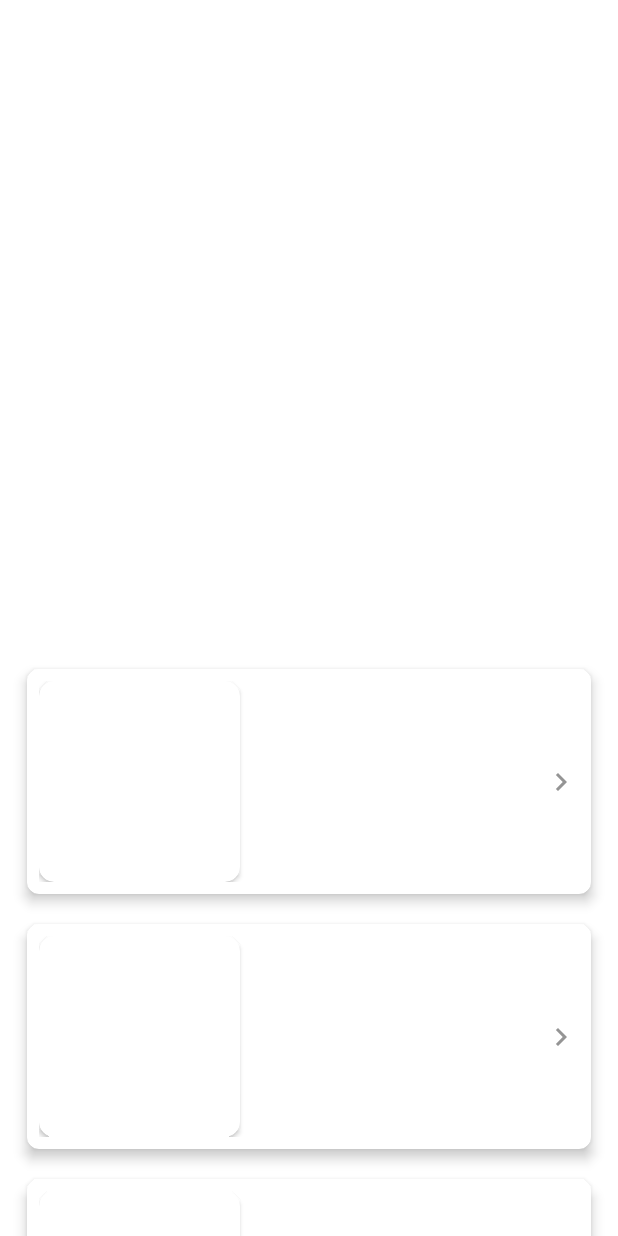
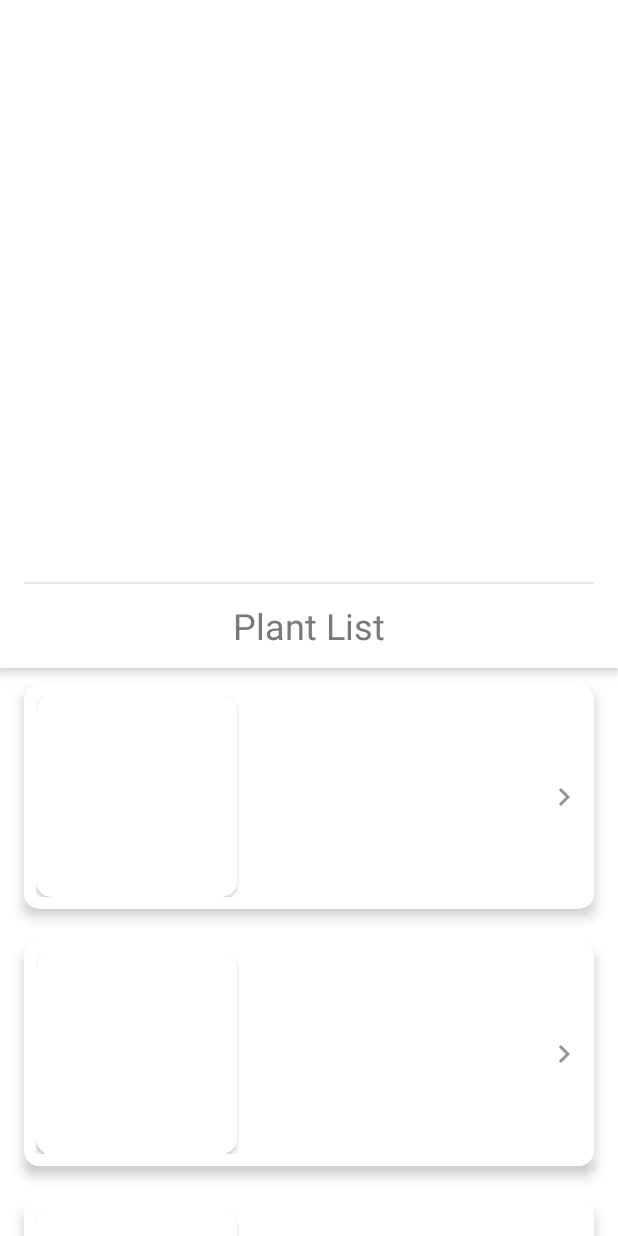
Before and after one commit to ssj0936/CathayZoo, an Android app: the layout fragment_plant_list_layout.xml on its own in the app's theme, with its tools: preview values and no code run, on a phone screen of 412 x 824 dp. Run offline under Robolectric (Android 15) with nearby library versions, the phone set to English and light mode, and no system bars.

Commit message:
Plnt detail dialog fragment && appbar collapsing behavior handling
    handling the situation which no plant data return
    - disable appbar dragging
    - remove elevation
    - remove plant list relative stuff(title, divider...etc)

```diff
--- a/app/src/main/java/com/timothy/zoo/data/model/ResponsePlant.kt
+++ b/app/src/main/java/com/timothy/zoo/data/model/ResponsePlant.kt
@@ -4,6 +4,7 @@ import androidx.room.Entity
 import androidx.room.Ignore
 import androidx.room.PrimaryKey
 import com.google.gson.annotations.SerializedName
+import java.io.Serializable
 
 data class PlantResponse(
 
@@ -125,7 +126,7 @@ data class PlantResultsItem(
 
 	@field:SerializedName("F_Geo")
 	val fGeo: String? = null
-)
+):Serializable
 
 data class PlantResult(
 
--- a/app/src/main/java/com/timothy/zoo/utils/Utils.kt
+++ b/app/src/main/java/com/timothy/zoo/utils/Utils.kt
@@ -9,8 +9,9 @@ import androidx.appcompat.widget.AppCompatImageView
 import androidx.core.text.HtmlCompat
 import androidx.databinding.BindingAdapter
 import com.bumptech.glide.Glide
+import com.google.android.material.appbar.AppBarLayout
+import com.google.android.material.appbar.CollapsingToolbarLayout
 import com.timothy.zoo.R
-import timber.log.Timber
 
 
 fun isNetworkAvailable(context: Context):Boolean{
--- a/app/src/main/res/layout/fragment_plant_list_layout.xml
+++ b/app/src/main/res/layout/fragment_plant_list_layout.xml
@@ -4,6 +4,7 @@
     xmlns:tools="http://schemas.android.com/tools">
 
     <data>
+        <import type="android.view.View"/>
         <variable
             name="view_model"
             type="com.timothy.zoo.viewmodel.PlantListViewModel" />
@@ -17,27 +18,28 @@
             android:id="@+id/appbar"
             android:layout_width="match_parent"
             android:layout_height="wrap_content">
+
             <com.google.android.material.appbar.CollapsingToolbarLayout
                 android:id="@+id/collapsing_toolbar_layout"
                 android:layout_width="match_parent"
                 android:layout_height="match_parent"
+                app:collapsedTitleGravity="center_horizontal"
+                app:expandedTitleGravity="center_horizontal"
                 app:title="@{view_model.zooSectionName+` - `+@string/title_text_plant_list}"
                 android:background="@color/white"
                 app:contentScrim="@color/white"
                 app:statusBarScrim="@color/white"
-                app:expandedTitleMarginStart="24dp"
                 app:collapsedTitleTextAppearance="@style/toolbarCollapsedTitleTextAppearance"
-                app:layout_scrollFlags="exitUntilCollapsed|scroll">
+                app:scrimAnimationDuration="50">
 
                 <androidx.constraintlayout.widget.ConstraintLayout
                     android:layout_width="match_parent"
                     android:layout_height="match_parent"
-                    android:orientation="vertical"
-                    android:paddingBottom="?attr/actionBarSize">
+                    android:orientation="vertical">
                     <androidx.appcompat.widget.AppCompatImageView
                         android:id="@+id/header"
                         android:layout_width="match_parent"
-                        android:layout_height="240dp"
+                        android:layout_height="@dimen/header_image_height"
                         url="@{view_model.zooSectionPicUrl}"
                         android:scaleType="centerCrop"
                         app:layout_collapseMode="parallax"
@@ -46,7 +48,7 @@
                         app:layout_constraintEnd_toEndOf="parent"/>
                     <View
                         android:layout_width="match_parent"
-                        android:layout_height="120dp"
+                        android:layout_height="@dimen/header_image_gradient_fade_height"
                         android:layout_gravity="bottom"
                         android:background="@drawable/gradient_fade"
                         app:layout_constraintBottom_toBottomOf="@id/header"/>
@@ -104,9 +106,32 @@
                         app:layout_constraintTop_toBottomOf="@id/section_description"
                         app:layout_constraintEnd_toEndOf="parent"
                         app:layout_constraintStart_toEndOf="@id/section_memo"
-                        app:html_text="@{view_model.zooSectionLink}"
+                        html_text="@{view_model.zooSectionLink}"
                         android:textIsSelectable="true"
                         android:textAppearance="@style/CommonSecondaryContextTextStyle"/>
+                    <View
+                        android:id="@+id/divider"
+                        android:layout_width="match_parent"
+                        android:layout_height="1dp"
+                        android:layout_marginStart="@dimen/margin_normal"
+                        android:layout_marginEnd="@dimen/margin_normal"
+                        android:layout_marginTop="@dimen/margin_small"
+                        app:layout_constraintTop_toBottomOf="@id/section_memo"
+                        android:background="@drawable/divider"/>
+                    <TextView
+                        android:id="@+id/plant_list_title"
+                        android:layout_width="match_parent"
+                        android:layout_height="?attr/actionBarSize"
+                        app:layout_constraintTop_toBottomOf="@id/divider"
+                        android:gravity="center_vertical|center_horizontal"
+                        android:text="@string/title_text_plant_list"
+                        android:textAppearance="@style/toolbarCollapsedTitleTextAppearance"/>
+                    <androidx.constraintlayout.helper.widget.Layer
+                        android:id="@+id/layer_non_empty_element"
+                        android:layout_width="wrap_content"
+                        android:layout_height="wrap_content"
+                        app:constraint_referenced_ids="divider,plant_list_title"
+                        tools:ignore="MissingConstraints"/>
                 </androidx.constraintlayout.widget.ConstraintLayout>
 
                 <com.google.android.material.appbar.MaterialToolbar
@@ -117,7 +142,6 @@
                     app:popupTheme="@style/ThemeOverlay.AppCompat.Light" />
             </com.google.android.material.appbar.CollapsingToolbarLayout>
         </com.google.android.material.appbar.AppBarLayout>
-
         <androidx.recyclerview.widget.RecyclerView
             android:id="@+id/recycler_view"
             android:layout_width="match_parent"
@@ -128,5 +152,6 @@
             android:orientation="vertical"
             tools:listitem="@layout/recycler_plant_list_item_layout"
             app:layout_behavior="com.google.android.material.appbar.AppBarLayout$ScrollingViewBehavior"/>
+
     </androidx.coordinatorlayout.widget.CoordinatorLayout>
 </layout>
--- a/app/src/main/res/layout/recycler_plant_list_item_layout.xml
+++ b/app/src/main/res/layout/recycler_plant_list_item_layout.xml
@@ -10,11 +10,11 @@
     <androidx.cardview.widget.CardView
         android:layout_width="match_parent"
         android:layout_height="wrap_content"
-        android:layout_marginStart="10dp"
-        android:layout_marginEnd="10dp"
+        android:layout_marginStart="@dimen/margin_small"
+        android:layout_marginEnd="@dimen/margin_small"
         app:cardElevation="5dp"
         app:cardUseCompatPadding="true"
-        app:cardCornerRadius="8dp">
+        app:cardCornerRadius="@dimen/card_image_corner_radius">
 
         <androidx.constraintlayout.widget.ConstraintLayout
             android:layout_width="match_parent"
@@ -26,7 +26,7 @@
                 android:id="@+id/image_container"
                 android:layout_width="0dp"
                 android:layout_height="0dp"
-                app:cardCornerRadius="10dp"
+                app:cardCornerRadius="@dimen/card_image_corner_radius"
                 app:layout_constraintBottom_toBottomOf="parent"
                 app:layout_constraintDimensionRatio="H,1:1"
                 app:layout_constraintStart_toStartOf="parent"
--- a/app/src/main/res/values/dimens.xml
+++ b/app/src/main/res/values/dimens.xml
@@ -16,5 +16,9 @@
     <dimen name="margin_small">8dp</dimen>
     <dimen name="margin_extra_small">4dp</dimen>
 
+    <dimen name="header_image_height">240dp</dimen>
+    <dimen name="header_image_gradient_fade_height">120dp</dimen>
+    <dimen name="card_image_corner_radius">10dp</dimen>
+
 
 </resources>
--- a/app/src/main/res/values/strings.xml
+++ b/app/src/main/res/values/strings.xml
@@ -9,6 +9,10 @@
     <string name="link_text_view_via_browser">View via browser</string>
     <string name="title_text_plant_list">Plant List</string>
 
+    <string name="title_text_plant_detail_brief">Introduction</string>
+    <string name="title_text_plant_detail_feature">Feature</string>
+    <string name="title_text_plant_detail_known_as">Known as</string>
+    <string name="title_text_plant_detail_family_genus">Family and Genus</string>
     <!-- constants -->
     <string name="arg_name_zoo_section">zoo_section</string>
 </resources>
```
Also changed, not shown: app/src/main/java/com/timothy/zoo/view/PlantDetailFragment.kt (added, +37 -0 lines), app/src/main/java/com/timothy/zoo/view/PlantListFragment.kt (+36 -4 lines), app/src/main/java/com/timothy/zoo/viewmodel/PlantDetailViewModel.kt (added, +35 -0 lines), app/src/main/res/drawable/background_plant_detail_dialog.xml (added, +9 -0 lines), app/src/main/res/layout/fragment_plant_detail_layout.xml (added, +178 -0 lines), app/src/main/res/layout/recycler_zoo_section_item_layout.xml (+4 -4 lines), app/src/main/res/navigation/mobile_navigation.xml (+19 -0 lines), app/src/main/java/com/timothy/zoo/viewmodel/PlantListViewModel.kt (indentation only).
